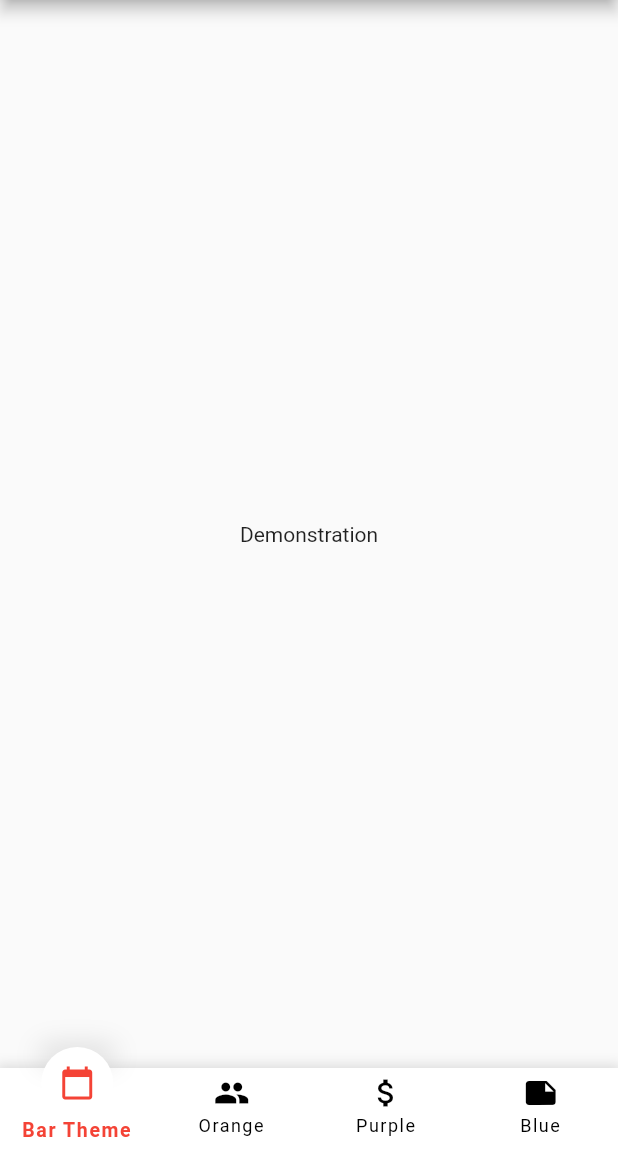
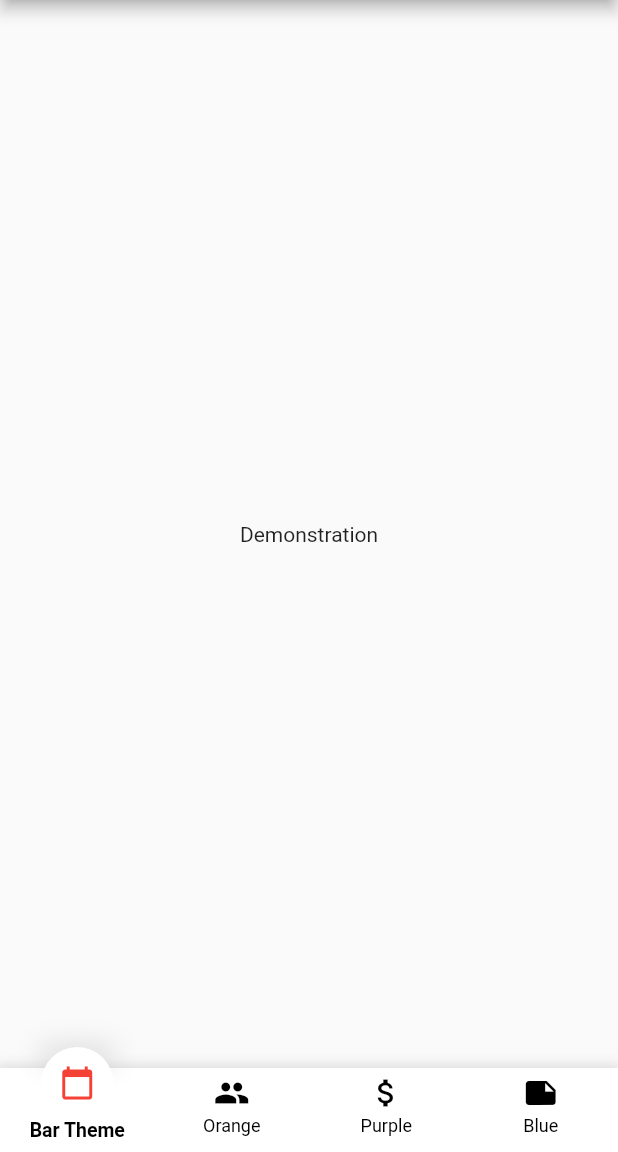
Before and after one commit to 55Builds/Flutter-FFNavigationBar, a Flutter app: the screen it shows after launch, on a phone screen of 412 x 824 dp, the part 84-1236 px from its top. Run offline on Flutter 3.47's test engine with Material 2 defaults, Android fonts, the phone set to English and light mode, and no system bars.

Commit message:
label letter spacing

```diff
--- a/example/lib/main.dart
+++ b/example/lib/main.dart
@@ -49,9 +49,7 @@ class _MyHomePageState extends State<MyHomePage> {
           barBackgroundColor: Colors.white,
           selectedItemBackgroundColor: Colors.white,
           selectedItemIconColor: Colors.red,
-          selectedItemLabelColor: Colors.red,
           unselectedItemIconColor: Colors.black,
-          unselectedItemLabelColor: Colors.black,
           showSelectedItemTopShadow: true,
           showSelectedItemBottomShadow: false,
         ),
--- a/lib/ff_navigation_bar_item.dart
+++ b/lib/ff_navigation_bar_item.dart
@@ -63,12 +63,7 @@ class FFNavigationBarItem extends StatelessWidget {
       child: Text(
         label,
         textAlign: TextAlign.center,
-        style: TextStyle(
-          fontSize: isSelected ? theme.selectedItemTextStyle.fontSize : theme.unselectedItemTextStyle.fontSize,
-          fontWeight: isSelected ? theme.selectedItemTextStyle.fontWeight : theme.unselectedItemTextStyle.fontWeight,
-          color: isSelected ? selectedLabelColor ?? theme.selectedItemLabelColor : theme.unselectedItemLabelColor,
-          letterSpacing: isSelected ? 1.1 : 1.0,
-        ),
+        style: isSelected ? theme.selectedItemTextStyle : theme.unselectedItemTextStyle,
       ),
     );
   }
@@ -155,7 +150,6 @@ class FFNavigationBarItem extends StatelessWidget {
 
     selectedBackgroundColor = selectedBackgroundColor ?? theme.selectedItemBackgroundColor;
     selectedForegroundColor = selectedForegroundColor ?? theme.selectedItemIconColor;
-    selectedLabelColor = selectedLabelColor ?? theme.selectedItemLabelColor;
 
     bool isSelected = _isItemSelected();
     double itemHeight = itemWidth - 20;
--- a/lib/ff_navigation_bar_theme.dart
+++ b/lib/ff_navigation_bar_theme.dart
@@ -4,11 +4,9 @@ class FFNavigationBarTheme {
   final Color barBackgroundColor;
   final Color selectedItemBackgroundColor;
   final Color selectedItemIconColor;
-  final Color selectedItemLabelColor;
   final Color selectedItemBorderColor;
   final Color unselectedItemBackgroundColor;
   final Color unselectedItemIconColor;
-  final Color unselectedItemLabelColor;
 
   final TextStyle selectedItemTextStyle;
   final TextStyle unselectedItemTextStyle;
@@ -38,11 +36,9 @@ class FFNavigationBarTheme {
     this.barBackgroundColor = Colors.white,
     this.selectedItemBackgroundColor = Colors.blueAccent,
     this.selectedItemIconColor = Colors.white,
-    this.selectedItemLabelColor = Colors.black,
     this.selectedItemBorderColor = Colors.white,
     this.unselectedItemBackgroundColor = Colors.transparent,
     this.unselectedItemIconColor = Colors.grey,
-    this.unselectedItemLabelColor = Colors.grey,
     this.selectedItemTextStyle = kDefaultSelectedItemTextStyle,
     this.unselectedItemTextStyle = kDefaultUnselectedTextStyle,
     this.itemWidth = kDefaultItemWidth,
```
